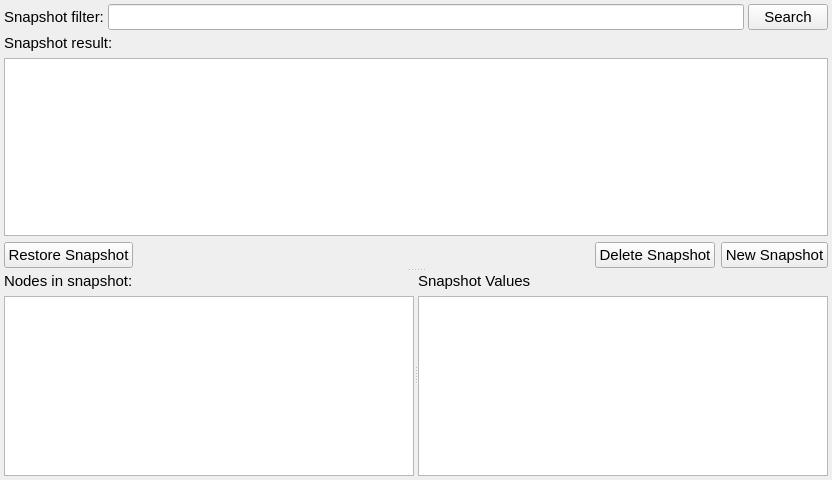
Old version of the form ccs/snapshot/SnapshotManager.ui in the repository bisegni/chaosframework.
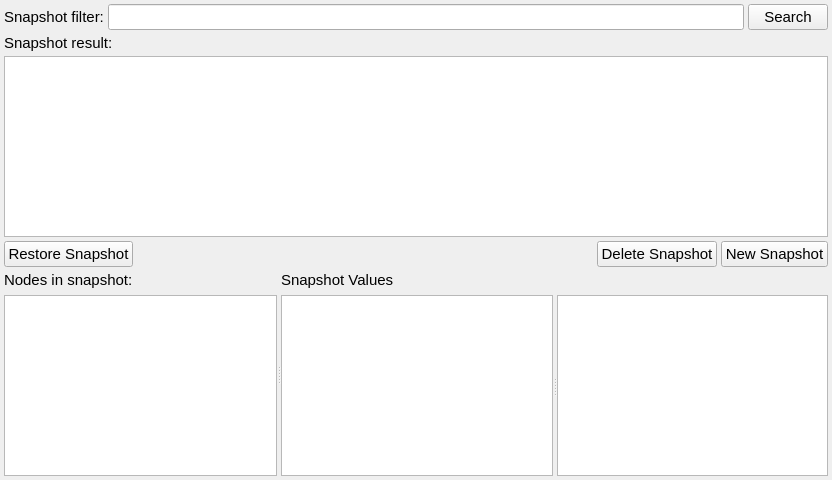
New version of the form.

Commit message: other imrpovemento n ccs and added the snapshot visualization of the snapshot-node saved setting

```diff
--- a/ccs/snapshot/SnapshotManager.ui
+++ b/ccs/snapshot/SnapshotManager.ui
@@ -24,7 +24,7 @@
   <property name="windowTitle">
    <string>Form</string>
   </property>
-  <layout class="QVBoxLayout" name="verticalLayout_2" stretch="0,2">
+  <layout class="QVBoxLayout" name="verticalLayout_3">
    <property name="spacing">
     <number>4</number>
    </property>
@@ -78,11 +78,6 @@
     </layout>
    </item>
    <item>
-    <widget class="QSplitter" name="splitter_2">
-     <property name="orientation">
-      <enum>Qt::Vertical</enum>
-     </property>
-     <widget class="QWidget" name="">
       <layout class="QVBoxLayout" name="verticalLayout" stretch="1,0">
        <item>
         <layout class="QVBoxLayout" name="verticalLayoutSnapshotList">
@@ -178,12 +173,13 @@
         </layout>
        </item>
       </layout>
-     </widget>
-     <widget class="QSplitter" name="splitter">
+   </item>
+   <item>
+    <widget class="QSplitter" name="splitter_2">
       <property name="orientation">
        <enum>Qt::Horizontal</enum>
       </property>
-      <widget class="QWidget" name="">
+     <widget class="QWidget" name="layoutWidget">
        <layout class="QVBoxLayout" name="verticalLayoutNodeInSnapshot" stretch="0,1">
         <item>
          <widget class="QLabel" name="label_3">
@@ -203,7 +199,7 @@
        </layout>
       </widget>
       <widget class="QWidget" name="">
-       <layout class="QVBoxLayout" name="verticalLayoutSnapshotValue" stretch="0,1">
+      <layout class="QVBoxLayout" name="verticalLayout_2">
         <item>
          <widget class="QLabel" name="label_4">
           <property name="font">
@@ -217,10 +213,15 @@
          </widget>
         </item>
         <item>
-         <widget class="QColumnView" name="columnViewSnapshotValue"/>
-        </item>
-       </layout>
-      </widget>
+        <widget class="QSplitter" name="splitter">
+         <property name="orientation">
+          <enum>Qt::Horizontal</enum>
+         </property>
+         <widget class="QListView" name="listViewSnapshotNodeDataset"/>
+         <widget class="QTableView" name="tableViewSnappedDatasetAttributes"/>
+        </widget>
+       </item>
+      </layout>
      </widget>
     </widget>
    </item>
```
Lines whose indentation alone changed are shown as unchanged. The commit also changes 27 other files.
